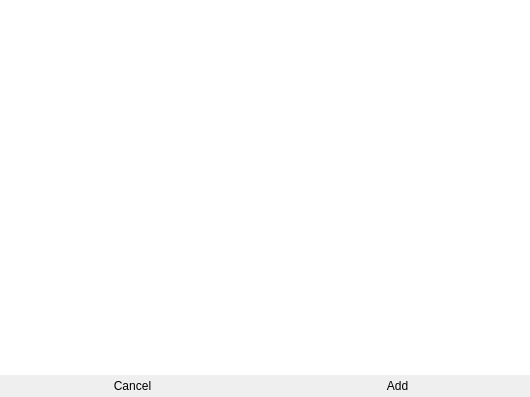
Above: filepathselectordialog.ui from Cannabis2013/FileMover before the change. Below: the same form after it.
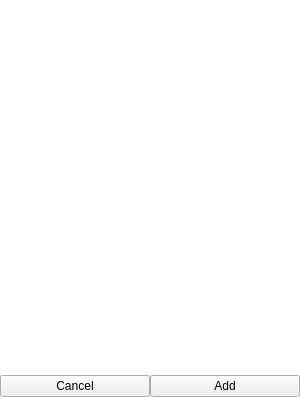
That is the form after the change.

The edit to the form file:
```diff
--- a/filepathselectordialog.ui
+++ b/filepathselectordialog.ui
@@ -6,7 +6,7 @@
    <rect>
     <x>0</x>
     <y>0</y>
-    <width>530</width>
+    <width>300</width>
     <height>397</height>
    </rect>
   </property>
@@ -71,7 +71,7 @@
         <string>Cancel</string>
        </property>
        <property name="flat">
-        <bool>true</bool>
+        <bool>false</bool>
        </property>
        <attribute name="buttonGroup">
         <string notr="true">buttonGroup</string>
@@ -84,7 +84,7 @@
         <string>Add</string>
        </property>
        <property name="flat">
-        <bool>true</bool>
+        <bool>false</bool>
        </property>
        <attribute name="buttonGroup">
         <string notr="true">buttonGroup</string>
```
